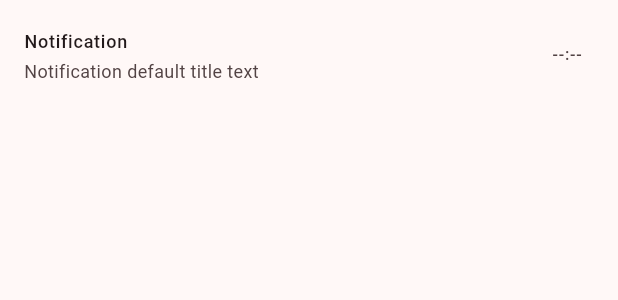
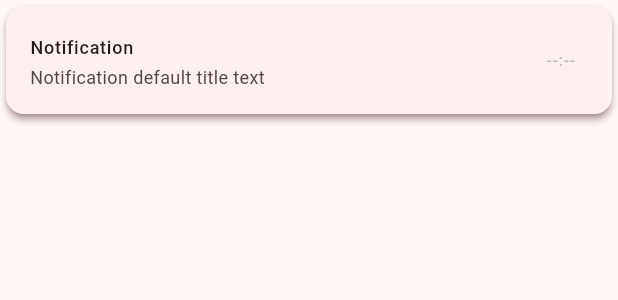
Before and after one commit to Muhammad-Abubakr/oumel, a Flutter app: the NotificationWidget widget shown alone on an empty page, opened directly with empty values, on a phone screen of 412 x 824 dp. Shown: the top 300 px of the screen. Run offline on Flutter 3.47's test engine with Material 2 defaults, Android fonts, the phone set to English and light mode, and no system bars; our stand-ins replace bloc, cached_network_image, equatable, firebase_auth, firebase_core, firebase_database and 6 more; missing offline and left inert: appinio_video_player; accounts and stored records are empty; generated files the repository leaves out were written again.

Commit message:
ui: Notifications widget change to Card instead of plain ListTile

```diff
--- a/lib/models/purchase.dart
+++ b/lib/models/purchase.dart
@@ -67,7 +67,7 @@ class Purchase extends Equatable {
     String formattedString;
 
     formattedString =
-        "${time.day}/${time.month}/${time.year}\nat ${time.hour}:${time.minute < 10 ? "0${time.minute}" : time.minute}";
+        "${time.day}/${time.month}/${time.year}\n${time.hour}:${time.minute < 10 ? "0${time.minute}" : time.minute}";
 
     return formattedString;
   }
--- a/lib/screens/wrapper/notifications_screen.dart
+++ b/lib/screens/wrapper/notifications_screen.dart
@@ -1,5 +1,6 @@
 import 'package:flutter/material.dart';
 import 'package:flutter_bloc/flutter_bloc.dart';
+import 'package:flutter_screenutil/flutter_screenutil.dart';
 
 import '../../blocs/notifications/notifications_cubit.dart';
 import '../../models/notification.dart' as notify;
@@ -18,10 +19,11 @@ class NotificationsScreen extends StatelessWidget {
             child: Text("You are all caught up 😃"),
           )
         : ListView.separated(
+            padding: EdgeInsets.symmetric(horizontal: 10.w),
             itemBuilder: (context, index) {
               return NotificationWidget(notification: notifications[index]);
             },
-            separatorBuilder: (context, index) => const Divider(),
+            separatorBuilder: (context, index) => SizedBox(height: 20.h),
             itemCount: notifications.length,
           );
   }
--- a/lib/widgets/notification_widget.dart
+++ b/lib/widgets/notification_widget.dart
@@ -36,7 +36,8 @@ class NotificationWidget extends StatelessWidget {
         trailingText = purchase.formattedTimeString();
 
         leadingText = "Ref#${purchase.referenceId}";
-        titleText = "An order request has been received for Product#${purchase.referenceId}";
+        titleText =
+            "An order request has been received for Product#${purchase.order.productId}";
 
         // If the notification is regarding a purchase
       } else if (orderNotification.type == NotificationType.orderAccepted ||
@@ -51,7 +52,35 @@ class NotificationWidget extends StatelessWidget {
       }
     }
 
-    return ListTile(
+    return
+        // Dismissible(
+        //   key: Key(notification.ref),
+        //   direction: DismissDirection.startToEnd,
+        //   onDismissed: (_) => showDialog(
+        //     context: context,
+        //     builder: (_) => AlertDialog(
+        //         title: const Text("Confirmation"),
+        //         content: const Text("This notification will be removed forever. Are you Sure?"),
+        //         actions: [
+        //           TextButton(onPressed: () {}, child: const Text("Cancel")),
+        //           ElevatedButton(onPressed: () {}, child: const Text("Yes")),
+        //         ]),
+        //   ),
+        //   background: Padding(
+        //     padding: EdgeInsets.only(left: 64.w),
+        //     child: Align(
+        //       alignment: Alignment.centerLeft,
+        //       child: Icon(
+        //         Icons.delete_forever_rounded,
+        //         color: Theme.of(context).colorScheme.primary,
+        //       ),
+        //     ),
+        //   ),
+        //   child:
+        Card(
+      elevation: 2,
+      shadowColor: Theme.of(context).primaryColor,
+      child: ListTile(
         // * Tap on Notification Behavior
         onTap: () {
           if (notification.type == NotificationType.orderRequest) {
@@ -75,7 +104,13 @@ class NotificationWidget extends StatelessWidget {
           titleText,
           style: TextStyle(fontSize: 12.spMax),
         ),
-      trailing: Text(trailingText),
+        trailing: Text(
+          trailingText,
+          textAlign: TextAlign.center,
+          style: TextStyle(color: Theme.of(context).colorScheme.primary.withAlpha(100)),
+        ),
+      ),
+      // ),
     );
   }
 }
```
Lines whose indentation alone changed are shown as unchanged.
